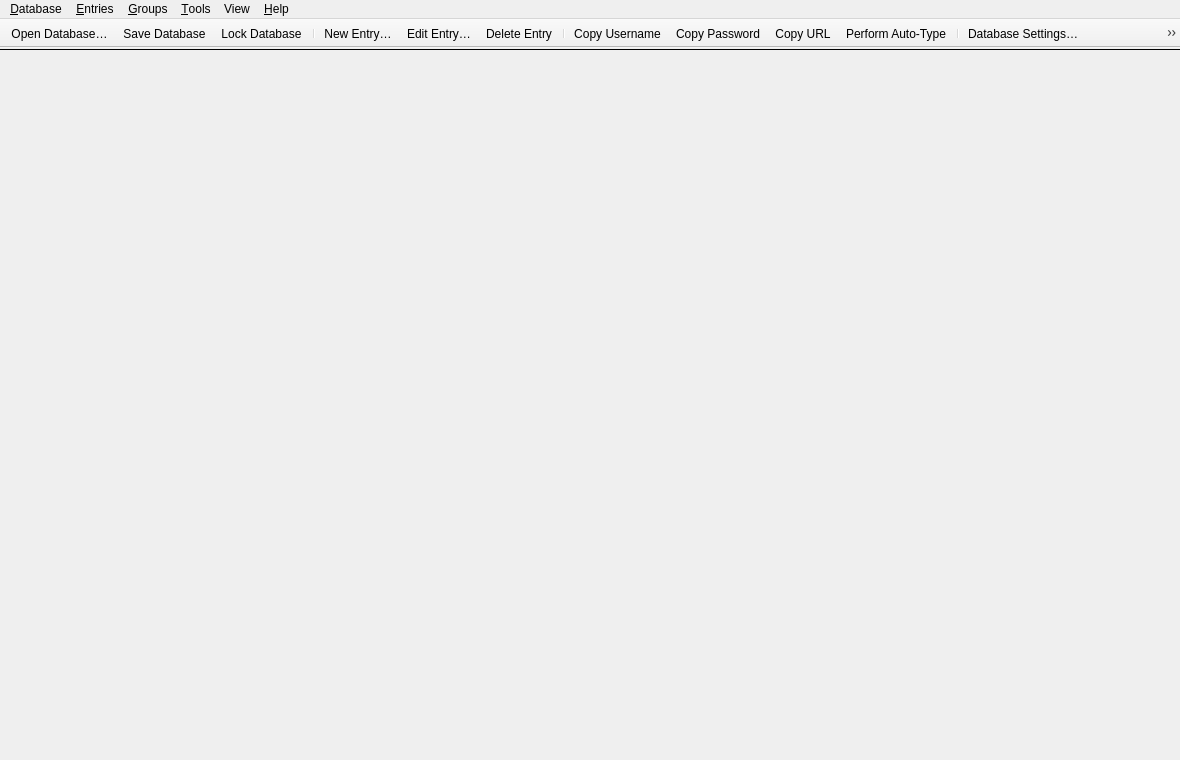
Above: src/gui/MainWindow.ui from xanaxpoker/keystone before the change. Below: the same form after it.
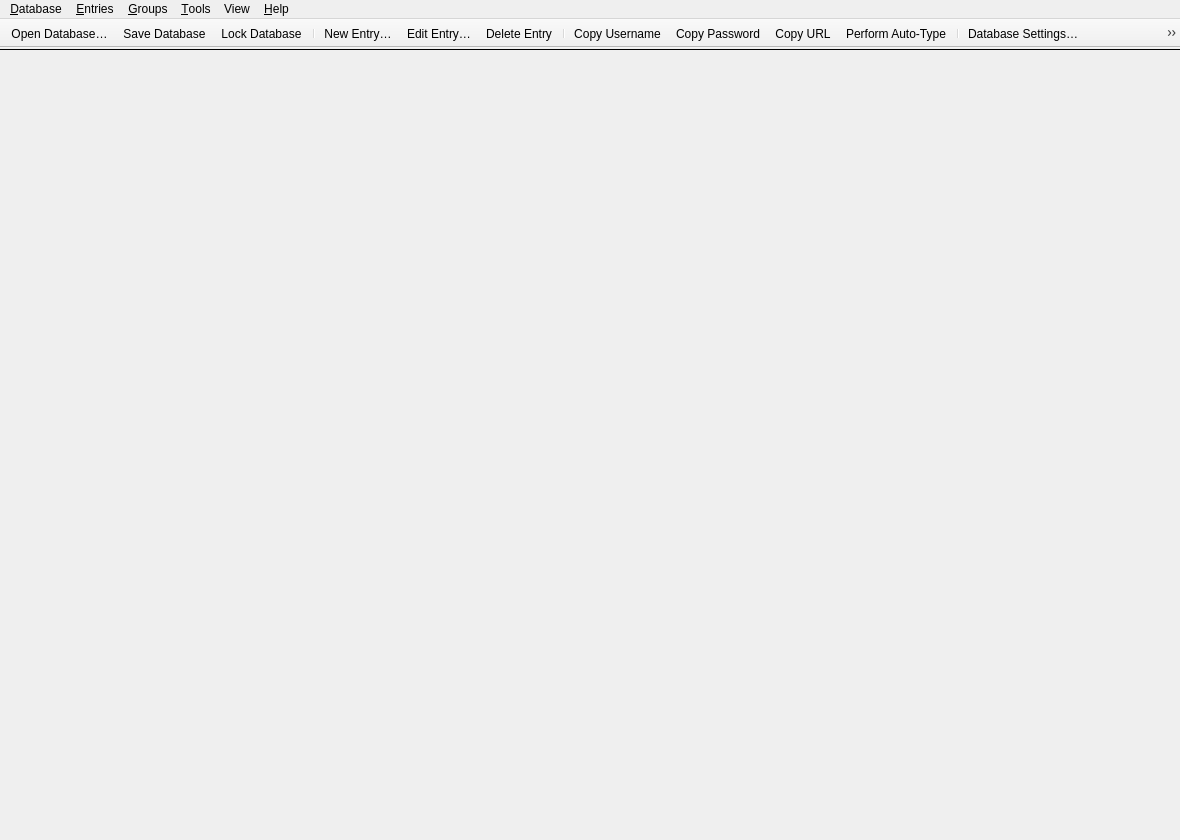
That is the form after the change. Custom widgets are drawn as their Qt base class.

Diff of the .ui file:
```diff
--- a/src/gui/MainWindow.ui
+++ b/src/gui/MainWindow.ui
@@ -10,7 +10,7 @@
     <x>0</x>
     <y>0</y>
     <width>1180</width>
-    <height>760</height>
+    <height>840</height>
    </rect>
   </property>
   <property name="minimumSize">
```
